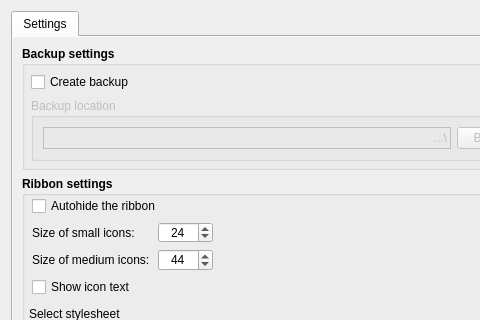
geolta/FreeCAD-Ribbon, file Resources/ui/Settings.ui: the form before one commit; both pictures show x 0 to 480 and y 0 to 320 of the 580 by 724 pixel window.
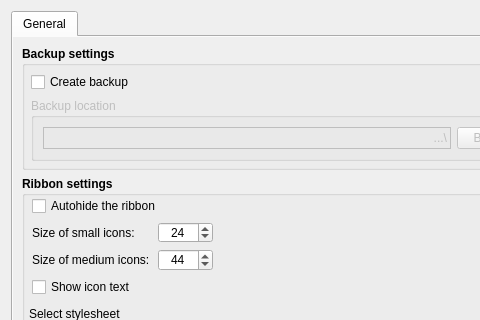
The form after the commit.

```diff
--- a/Resources/ui/Settings.ui
+++ b/Resources/ui/Settings.ui
@@ -112,7 +112,7 @@
        <bool>true</bool>
       </property>
       <attribute name="title">
-       <string>Settings</string>
+       <string>General</string>
       </attribute>
       <layout class="QGridLayout" name="gridLayout_9">
        <item row="0" column="0" rowspan="2">
```
Left out of the diff: 2 changed lines with no effect on the pictures.
